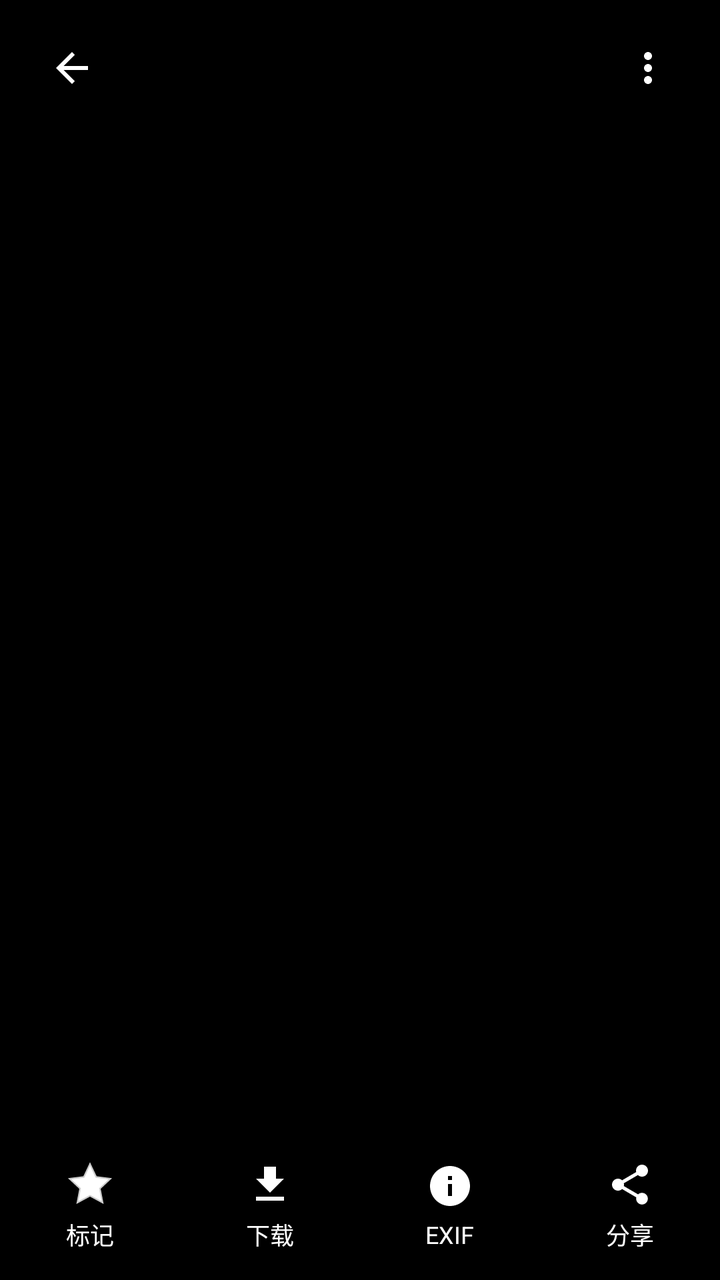
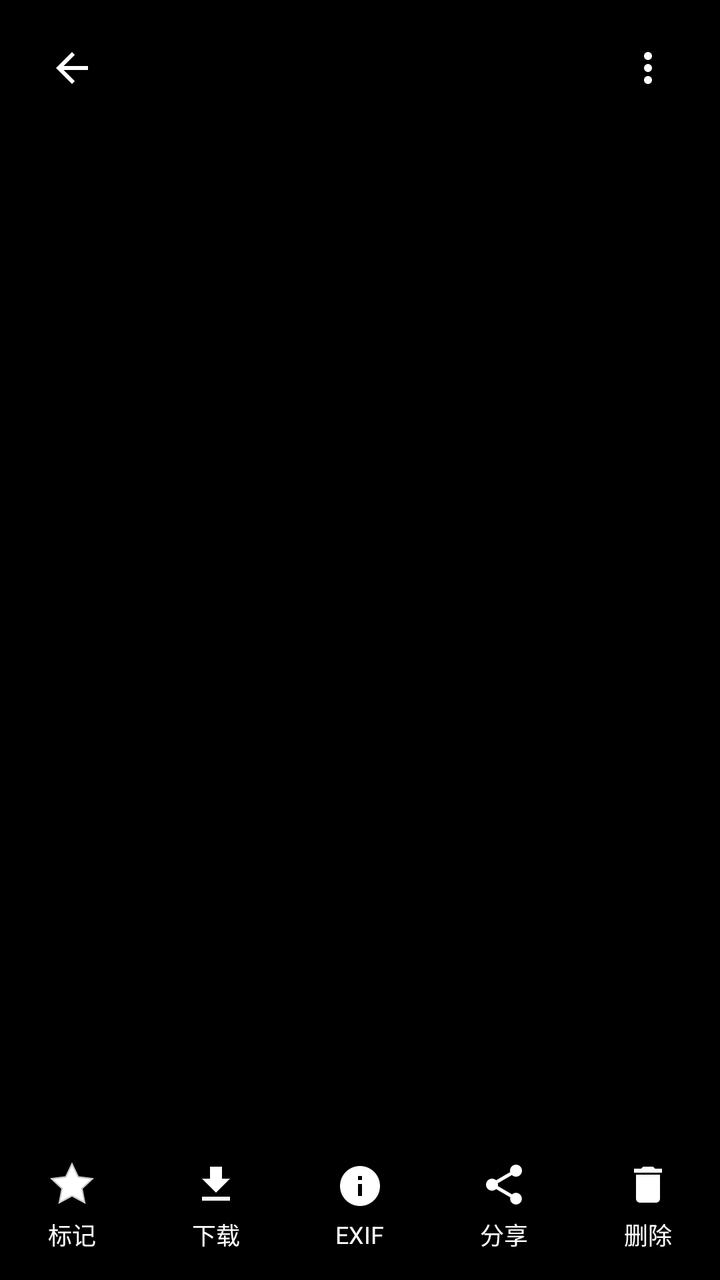

An Android layout rendered at two revisions. The XML below is the earlier revision; the diff shows what the commit changed to produce the second picture.
<!-- AndroidManifest.xml: activity theme Theme.NLink.Preview -->
<!-- res/layout/activity_preview.xml -->
<?xml version="1.0" encoding="utf-8"?>
<FrameLayout xmlns:android="http://schemas.android.com/apk/res/android"
    xmlns:app="http://schemas.android.com/apk/res-auto"
    android:layout_width="match_parent"
    android:layout_height="match_parent"
    android:background="@color/black">

    
    <androidx.viewpager2.widget.ViewPager2
        android:id="@+id/vpPreview"
        android:layout_width="match_parent"
        android:layout_height="match_parent"
        android:contentDescription="照片预览（左右滑动切换）" />

    
    <LinearLayout
        android:id="@+id/previewTopBar"
        android:layout_width="match_parent"
        android:layout_height="wrap_content"
        android:layout_gravity="top"
        android:background="@color/liveview_scrim"
        android:gravity="center_vertical"
        android:orientation="horizontal"
        android:paddingHorizontal="12dp"
        android:paddingVertical="10dp">

        <ImageView
            android:id="@+id/btnBack"
            android:layout_width="48dp"
            android:layout_height="48dp"
            android:background="?attr/selectableItemBackgroundBorderless"
            android:contentDescription="返回"
            android:padding="12dp"
            android:src="@drawable/ic_back"
            app:tint="@color/white" />

        <TextView
            android:id="@+id/tvFileName"
            android:layout_width="0dp"
            android:layout_height="wrap_content"
            android:layout_weight="1"
            android:ellipsize="middle"
            android:gravity="center"
            android:maxLines="1"
            android:textColor="@color/white"
            android:textSize="14sp"
            android:textStyle="bold" />

        
        <TextView
            android:id="@+id/tvPage"
            android:layout_width="wrap_content"
            android:layout_height="wrap_content"
            android:layout_marginStart="8dp"
            android:textColor="@color/white"
            android:textSize="12sp" />

        <ImageView
            android:id="@+id/btnMore"
            android:layout_width="48dp"
            android:layout_height="48dp"
            android:background="?attr/selectableItemBackgroundBorderless"
            android:contentDescription="更多"
            android:padding="12dp"
            android:src="@drawable/ic_more"
            app:tint="@color/white" />
    </LinearLayout>

    
    <LinearLayout
        android:id="@+id/previewBottomBar"
        android:layout_width="match_parent"
        android:layout_height="wrap_content"
        android:layout_gravity="bottom"
        android:background="@color/liveview_scrim"
        android:orientation="vertical"
        android:paddingVertical="14dp">

        
        <ProgressBar
            android:id="@+id/progressDownload"
            style="@style/Widget.AppCompat.ProgressBar.Horizontal"
            android:layout_width="match_parent"
            android:layout_height="3dp"
            android:layout_marginHorizontal="24dp"
            android:layout_marginBottom="12dp"
            android:max="100"
            android:progress="0"
            android:progressTint="@color/white"
            android:progressBackgroundTint="#44FFFFFF"
            android:visibility="gone" />

        <LinearLayout
            android:layout_width="match_parent"
            android:layout_height="wrap_content"
            android:gravity="center"
            android:orientation="horizontal">

            
            <LinearLayout
                android:id="@+id/btnMark"
                android:layout_width="0dp"
                android:layout_height="wrap_content"
                android:layout_weight="1"
                android:gravity="center"
                android:orientation="vertical">

                <ImageView
                    android:id="@+id/iconMark"
                    android:layout_width="24dp"
                    android:layout_height="24dp"
                    android:contentDescription="标记"
                    android:src="@drawable/ic_star"
                    app:tint="@color/white" />

                <TextView
                    android:id="@+id/tvMarkLabel"
                    android:layout_width="wrap_content"
                    android:layout_height="wrap_content"
                    android:layout_marginTop="4dp"
                    android:text="标记"
                    android:textColor="@color/white"
                    android:textSize="12sp" />
            </LinearLayout>

            <LinearLayout
                android:id="@+id/btnDownload"
                android:layout_width="0dp"
                android:layout_height="wrap_content"
                android:layout_weight="1"
                android:gravity="center"
                android:orientation="vertical">

                <ImageView
                    android:id="@+id/iconDownload"
                    android:layout_width="24dp"
                    android:layout_height="24dp"
                    android:contentDescription="下载"
                    android:src="@drawable/ic_download"
                    app:tint="@color/white" />

                <TextView
                    android:id="@+id/tvDownloadLabel"
                    android:layout_width="wrap_content"
                    android:layout_height="wrap_content"
                    android:layout_marginTop="4dp"
                    android:text="下载"
                    android:textColor="@color/white"
                    android:textSize="12sp" />
            </LinearLayout>

            <LinearLayout
                android:id="@+id/btnExif"
                android:layout_width="0dp"
                android:layout_height="wrap_content"
                android:layout_weight="1"
                android:gravity="center"
                android:orientation="vertical">

                <ImageView
                    android:layout_width="24dp"
                    android:layout_height="24dp"
                    android:contentDescription="EXIF 信息"
                    android:src="@drawable/ic_info"
                    app:tint="@color/white" />

                <TextView
                    android:layout_width="wrap_content"
                    android:layout_height="wrap_content"
                    android:layout_marginTop="4dp"
                    android:text="EXIF"
                    android:textColor="@color/white"
                    android:textSize="12sp" />
            </LinearLayout>

            <LinearLayout
                android:id="@+id/btnShare"
                android:layout_width="0dp"
                android:layout_height="wrap_content"
                android:layout_weight="1"
                android:gravity="center"
                android:orientation="vertical">

                <ImageView
                    android:layout_width="24dp"
                    android:layout_height="24dp"
                    android:contentDescription="分享"
                    android:src="@drawable/ic_share"
                    app:tint="@color/white" />

                <TextView
                    android:layout_width="wrap_content"
                    android:layout_height="wrap_content"
                    android:layout_marginTop="4dp"
                    android:text="分享"
                    android:textColor="@color/white"
                    android:textSize="12sp" />
            </LinearLayout>
        </LinearLayout>
    </LinearLayout>
</FrameLayout>
<!-- resources referenced by this layout -->
<resources>
  <color name="black">#000000</color>
  <color name="liveview_scrim">#99000000</color>
  <color name="white">#FFFFFF</color>
  <!-- drawable ic_back (drawable) -->
  <?xml version="1.0" encoding="utf-8"?>
  <vector xmlns:android="http://schemas.android.com/apk/res/android"
      android:width="24dp" android:height="24dp"
      android:viewportWidth="24" android:viewportHeight="24">
      <path android:fillColor="#FF000000"
          android:pathData="M20,11H7.83l5.59,-5.59L12,4l-8,8 8,8 1.41,-1.41L7.83,13H20v-2z" />
  </vector>
  <!-- drawable ic_download (drawable) -->
  <?xml version="1.0" encoding="utf-8"?>
  <vector xmlns:android="http://schemas.android.com/apk/res/android"
      android:width="24dp" android:height="24dp"
      android:viewportWidth="24" android:viewportHeight="24">
      <path android:fillColor="#FF000000"
          android:pathData="M19,9h-4V3H9v6H5l7,7 7,-7zM5,18v2h14v-2H5z" />
  </vector>
  <!-- drawable ic_info (drawable) -->
  <?xml version="1.0" encoding="utf-8"?>
  <vector xmlns:android="http://schemas.android.com/apk/res/android"
      android:width="24dp" android:height="24dp"
      android:viewportWidth="24" android:viewportHeight="24">
      <path android:fillColor="#FF000000"
          android:pathData="M12,2C6.48,2 2,6.48 2,12s4.48,10 10,10 10,-4.48 10,-10S17.52,2 12,2zM13,17h-2v-6h2v6zM13,9h-2L11,7h2v2z" />
  </vector>
  <style name="Theme.NLink.Preview" parent="Theme.NLink">
          <item name="android:windowBackground">@color/black</item>
          <item name="android:statusBarColor">@color/black</item>
          <item name="android:navigationBarColor">@color/black</item>
          <item name="android:windowLightStatusBar">false</item>
          <item name="android:windowLightNavigationBar">false</item>
      </style>
  <color name="primary">#000000</color>
  <color name="primary_variant">#1A1A1A</color>
  <color name="secondary">#262626</color>
  <color name="secondary_variant">#404040</color>
  <color name="background">#FFFFFF</color>
  <color name="surface">#FFFFFF</color>
  <color name="surface_variant">#F5F5F5</color>
  <color name="accent_soft">#F5F5F5</color>
  <color name="panel_2">#F5F5F5</color>
  <color name="on_primary">#FFFFFF</color>
  <color name="on_secondary">#FFFFFF</color>
  <color name="on_background">#000000</color>
  <color name="on_surface">#000000</color>
  <color name="on_surface_variant">#737373</color>
  <color name="outline">#E4E4E4</color>
  <color name="nav_background">#FFFFFF</color>
  <style name="Widget.NlSwitch" parent="Widget.Material3.CompoundButton.Switch">
          <item name="thumbTint">@color/switch_thumb</item>
          <item name="trackTint">@color/switch_track</item>
      </style>
  <style name="NlWindowAnim" parent="@android:style/Animation.Activity">
          <item name="android:activityOpenEnterAnimation">@anim/slide_in_right</item>
          <item name="android:activityOpenExitAnimation">@anim/slide_out_left</item>
          <item name="android:activityCloseEnterAnimation">@anim/slide_in_left</item>
          <item name="android:activityCloseExitAnimation">@anim/slide_out_right</item>
      </style>
  <!-- unchanged entries left out for length: 5 -->
</resources>

<!-- the commit's change to res/layout/activity_preview.xml (unified diff, before → after) -->
@@ -196,6 +196,31 @@
                     android:textColor="@color/white"
                     android:textSize="12sp" />
             </LinearLayout>
+
+            
+            <LinearLayout
+                android:id="@+id/btnDelete"
+                android:layout_width="0dp"
+                android:layout_height="wrap_content"
+                android:layout_weight="1"
+                android:gravity="center"
+                android:orientation="vertical">
+
+                <ImageView
+                    android:layout_width="24dp"
+                    android:layout_height="24dp"
+                    android:contentDescription="删除"
+                    android:src="@drawable/ic_delete"
+                    app:tint="@color/white" />
+
+                <TextView
+                    android:layout_width="wrap_content"
+                    android:layout_height="wrap_content"
+                    android:layout_marginTop="4dp"
+                    android:text="删除"
+                    android:textColor="@color/white"
+                    android:textSize="12sp" />
+            </LinearLayout>
         </LinearLayout>
     </LinearLayout>
 </FrameLayout>
<!-- resource entries referenced after the edit -->
@@ -10,6 +10,14 @@
       android:viewportWidth="24" android:viewportHeight="24">
       <path android:fillColor="#FF000000"
           android:pathData="M20,11H7.83l5.59,-5.59L12,4l-8,8 8,8 1.41,-1.41L7.83,13H20v-2z" />
+  </vector>
+  <!-- drawable ic_delete (drawable) -->
+  <?xml version="1.0" encoding="utf-8"?>
+  <vector xmlns:android="http://schemas.android.com/apk/res/android"
+      android:width="24dp" android:height="24dp"
+      android:viewportWidth="24" android:viewportHeight="24">
+      <path android:fillColor="#FF000000"
+          android:pathData="M6,19c0,1.1 0.9,2 2,2h8c1.1,0 2,-0.9 2,-2V7H6v12zM19,4h-3.5l-1,-1h-5l-1,1H5v2h14V4z" />
   </vector>
   <!-- drawable ic_download (drawable) -->
   <?xml version="1.0" encoding="utf-8"?>
